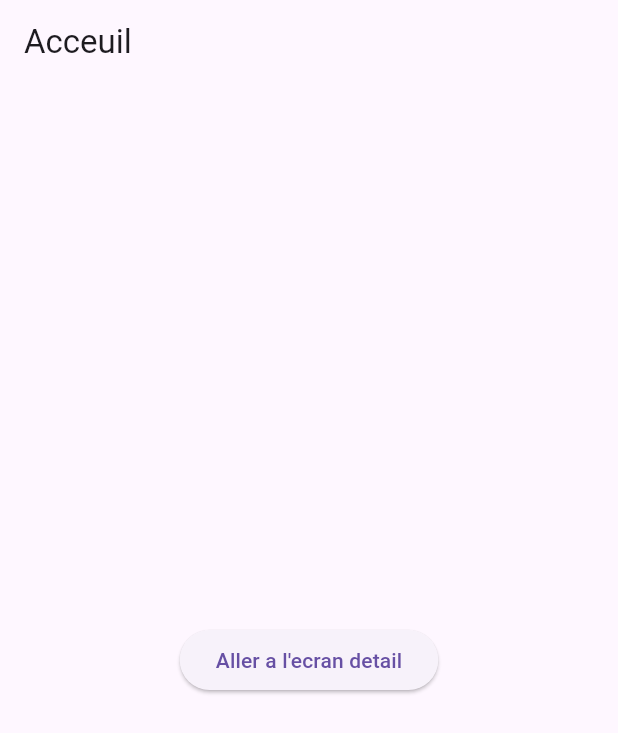
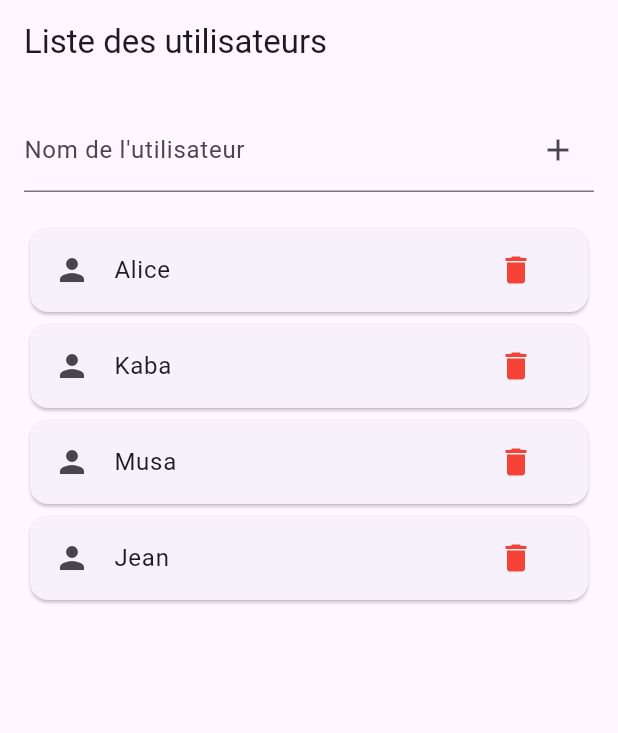
Before and after one commit to abdellahkaba/app-mobile, a Flutter app: the screen it shows after launch, on a phone screen of 412 x 824 dp. Shown: the top 733 px of the screen. Run offline on Flutter 3.47's test engine with Material 3 defaults, Android fonts, the phone set to English and light mode, and no system bars.

Commit message:
Ajout d'une liste dynamique avec ajout, suppression et navigation

```diff
--- a/lib/main.dart
+++ b/lib/main.dart
@@ -9,61 +9,89 @@ class MyApp extends StatelessWidget {
 
   @override
   Widget build(BuildContext context) {
-    return MaterialApp(debugShowCheckedModeBanner: false, home: HomeScreen());
+    return MaterialApp(
+      debugShowCheckedModeBanner: false,
+      home: UserListScreen(),
+    );
   }
 }
 
-class HomeScreen extends StatelessWidget {
-  const HomeScreen({super.key});
+class UserListScreen extends StatefulWidget {
+  const UserListScreen({super.key});
+
+  @override
+  State<UserListScreen> createState() => _UserListScreenState();
+}
+
+class _UserListScreenState extends State<UserListScreen> {
+  List<String> users = ["Alice", "Kaba", "Musa", "Jean"];
+
+  final TextEditingController _controller = TextEditingController();
+
+  void _addUser() {
+    if (_controller.text.isNotEmpty) {
+      setState(() {
+        users.add(_controller.text);
+        _controller.clear();
+      });
+    }
+  }
+
+  void _deleteUser(int index) {
+    setState(() {
+      users.removeAt(index);
+    });
+  }
 
   @override
   Widget build(BuildContext context) {
     return Scaffold(
-      appBar: AppBar(title: Text('Acceuil')),
-      body: Center(
-        child: ElevatedButton(
-          onPressed: () {
+      appBar: AppBar(title: Text("Liste des utilisateurs")),
+      body: Padding(
+        padding: EdgeInsets.all(16.0),
+        child: Column(
+          children: [
+            // Champ pour ajouter un utilisateur
+            TextField(
+              controller: _controller,
+              decoration: InputDecoration(
+                labelText: "Nom de l'utilisateur",
+                suffixIcon: IconButton(
+                  onPressed: _addUser,
+                  icon: Icon(Icons.add),
+                ),
+              ),
+            ),
+            SizedBox(height: 20),
+
+            // Liste des utilisateurs
+            Expanded(
+              child: ListView.builder(
+                itemCount: users.length,
+                itemBuilder: (context, index) {
+                  return Card(
+                    child: ListTile(
+                      title: Text(users[index]),
+                      leading: Icon(Icons.person),
+                      trailing: IconButton(
+                        onPressed: () => _deleteUser(index),
+                        icon: Icon(Icons.delete, color: Colors.red),
+                      ),
+                      onTap: () {
+                        // Navigation vers l'ecran de detail
                         Navigator.push(
                           context,
                           MaterialPageRoute(
                             builder:
-                    (context) => DetailScreen(
-                      message: "Bonjour depuis l'ecran principal",
-                    ),
+                                (context) =>
+                                    UserDetailScreen(userName: users[index]),
                           ),
                         );
                       },
-          child: Text("Aller a l'ecran detail"),
-        ),
                     ),
                   );
-  }
-}
-
-class DetailScreen extends StatelessWidget {
-  final String message;
-
-  const DetailScreen({super.key, required this.message});
-
-  @override
-  Widget build(BuildContext context) {
-    return Scaffold(
-      appBar: AppBar(title: Text('Écran Détails')),
-      body: Center(
-        child: Column(
-          mainAxisAlignment: MainAxisAlignment.center,
-          children: [
-            Text(
-              message, // Affiche le message reçu
-              style: TextStyle(fontSize: 20, fontWeight: FontWeight.bold),
-              textAlign: TextAlign.center,
+                },
               ),
-            SizedBox(height: 20),
-            ElevatedButton(
-              onPressed: () {
-                Navigator.pop(context); // Retour à l'écran précédent
-              },
-              child: Text("Retour à l'Accueil"),
             ),
           ],
         ),
@@ -71,3 +99,24 @@ class DetailScreen extends StatelessWidget {
     );
   }
 }
+
+// Ecran de detail
+
+class UserDetailScreen extends StatelessWidget {
+  const UserDetailScreen({super.key, required this.userName});
+
+  final String userName;
+
+  @override
+  Widget build(BuildContext context) {
+    return Scaffold(
+      appBar: AppBar(title: Text('Detail Utilisateurs')),
+      body: Center(
+        child: Text(
+          "Bienvenue, $userName !",
+          style: TextStyle(fontSize: 24, fontWeight: FontWeight.bold),
+        ),
+      ),
+    );
+  }
+}
```
Lines whose indentation alone changed are shown as unchanged.
